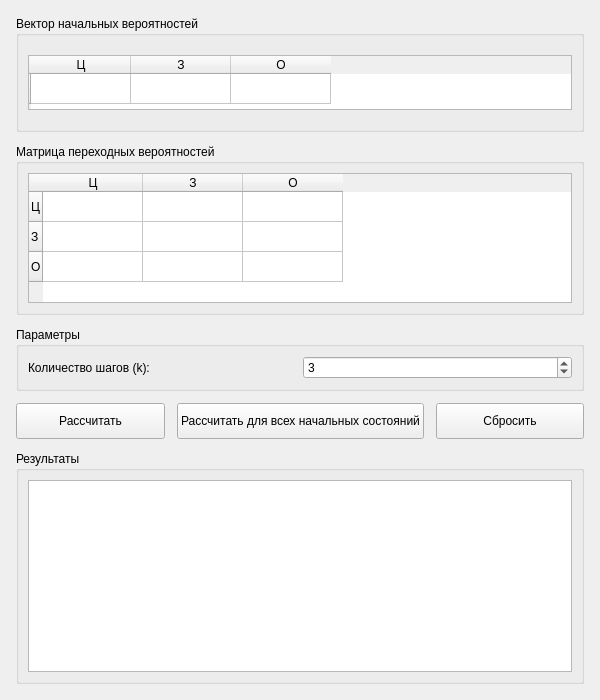
This is mainwindow.ui in MaKiToShI21/markov_processes as Qt 5 draws it before an edit. The edited form follows.
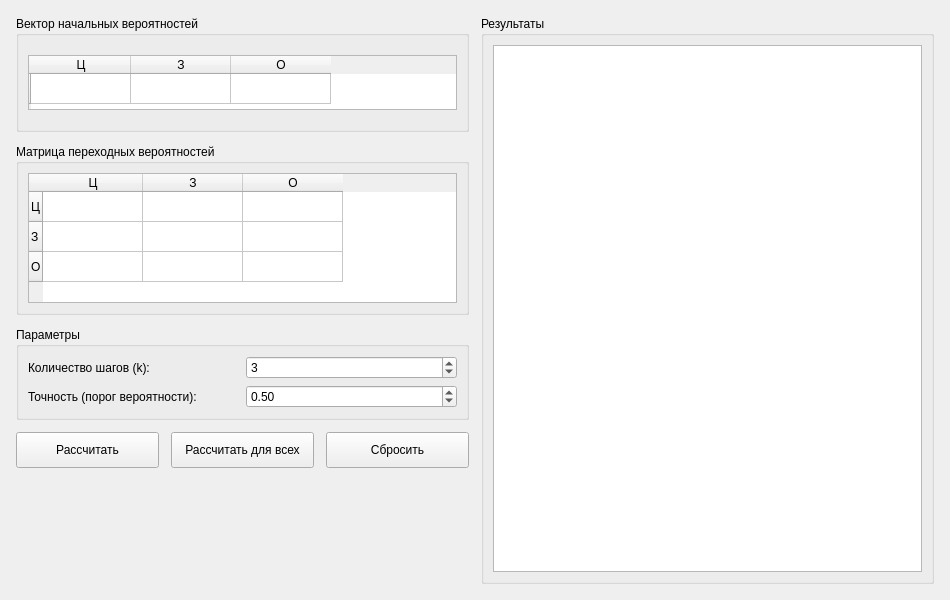
This is the edited form.

The edit to the form file:
```diff
--- a/mainwindow.ui
+++ b/mainwindow.ui
@@ -6,21 +6,21 @@
    <rect>
     <x>0</x>
     <y>0</y>
-    <width>600</width>
-    <height>700</height>
+    <width>950</width>
+    <height>600</height>
    </rect>
   </property>
   <property name="minimumSize">
    <size>
-    <width>600</width>
-    <height>700</height>
+    <width>850</width>
+    <height>500</height>
    </size>
   </property>
   <property name="windowTitle">
    <string>Марковские процессы — Маршрут курьера</string>
   </property>
   <widget class="QWidget" name="centralwidget">
-   <layout class="QVBoxLayout" name="mainLayout">
+   <layout class="QHBoxLayout" name="outerLayout">
     <property name="leftMargin">
      <number>16</number>
     </property>
@@ -32,6 +32,24 @@
     </property>
     <property name="bottomMargin">
      <number>16</number>
+    </property>
+    <property name="spacing">
+     <number>12</number>
+    </property>
+    <item>
+     <widget class="QWidget" name="inputWidget">
+      <layout class="QVBoxLayout" name="inputLayout">
+       <property name="leftMargin">
+        <number>0</number>
+       </property>
+       <property name="topMargin">
+        <number>0</number>
+       </property>
+       <property name="rightMargin">
+        <number>0</number>
+       </property>
+       <property name="bottomMargin">
+        <number>0</number>
     </property>
     <property name="spacing">
      <number>12</number>
@@ -174,6 +192,32 @@
          </property>
         </widget>
        </item>
+          <item row="1" column="0">
+           <widget class="QLabel" name="labelPrecision">
+            <property name="text">
+             <string>Точность (порог вероятности):</string>
+            </property>
+           </widget>
+          </item>
+          <item row="1" column="1">
+           <widget class="QDoubleSpinBox" name="precisionSpin">
+            <property name="minimum">
+             <double>0.010000000000000</double>
+            </property>
+            <property name="maximum">
+             <double>0.990000000000000</double>
+            </property>
+            <property name="singleStep">
+             <double>0.010000000000000</double>
+            </property>
+            <property name="value">
+             <double>0.500000000000000</double>
+            </property>
+            <property name="decimals">
+             <number>2</number>
+            </property>
+           </widget>
+          </item>
       </layout>
      </widget>
     </item>
@@ -201,7 +245,7 @@
          </size>
         </property>
         <property name="text">
-         <string>Рассчитать для всех начальных состояний</string>
+            <string>Рассчитать для всех</string>
         </property>
        </widget>
       </item>
@@ -221,10 +265,32 @@
      </layout>
     </item>
     <item>
+        <spacer name="verticalSpacer">
+         <property name="orientation">
+          <enum>Qt::Vertical</enum>
+         </property>
+         <property name="sizeHint" stdset="0">
+          <size>
+           <width>20</width>
+           <height>40</height>
+          </size>
+         </property>
+        </spacer>
+       </item>
+      </layout>
+     </widget>
+    </item>
+    <item>
      <widget class="QGroupBox" name="resultsGroup">
       <property name="title">
        <string>Результаты</string>
       </property>
+      <property name="minimumSize">
+       <size>
+        <width>400</width>
+        <height>0</height>
+       </size>
+      </property>
       <layout class="QVBoxLayout" name="resultsLayout">
        <item>
         <widget class="QTextEdit" name="resultsText">
```
Left out of the diff: 2 changed lines with no effect on the pictures. Lines whose indentation alone changed are shown as unchanged.
